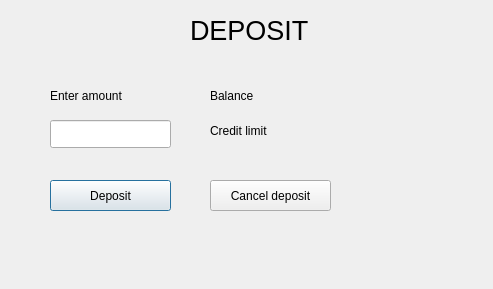
This is bank-automat/gui/carddepositwindow.ui in 25kmo-project/group_11 as Qt 5 draws it before an edit. The edited form follows.
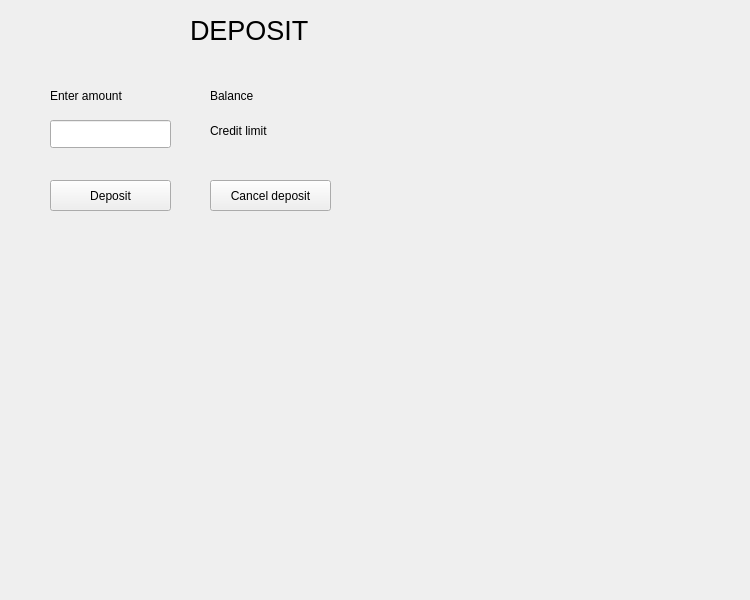
This is the edited form.

The edit to the form file:
```diff
--- a/bank-automat/gui/carddepositwindow.ui
+++ b/bank-automat/gui/carddepositwindow.ui
@@ -1,13 +1,13 @@
 <?xml version="1.0" encoding="UTF-8"?>
 <ui version="4.0">
  <class>CardDepositWindow</class>
- <widget class="QDialog" name="CardDepositWindow">
+ <widget class="QWidget" name="CardDepositWindow">
   <property name="geometry">
    <rect>
     <x>0</x>
     <y>0</y>
-    <width>493</width>
-    <height>289</height>
+    <width>750</width>
+    <height>600</height>
    </rect>
   </property>
   <property name="windowTitle">
```
